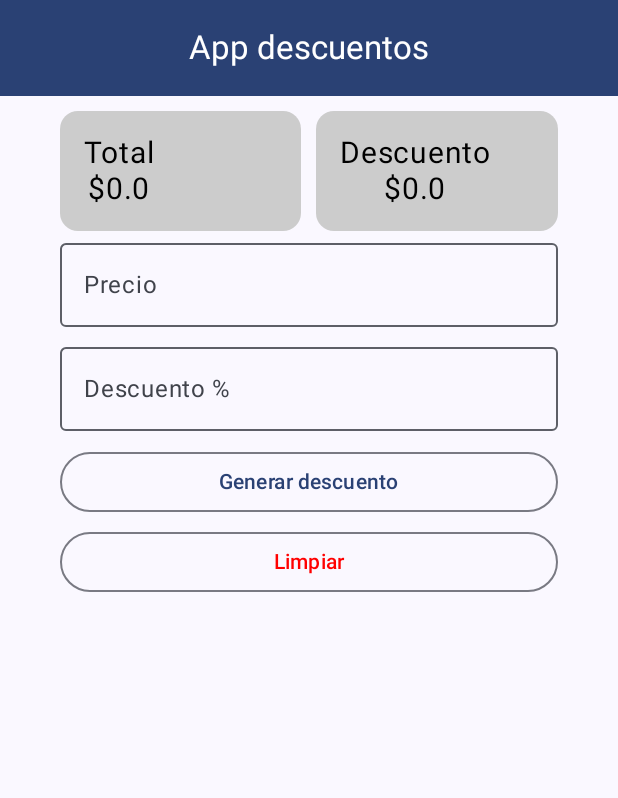
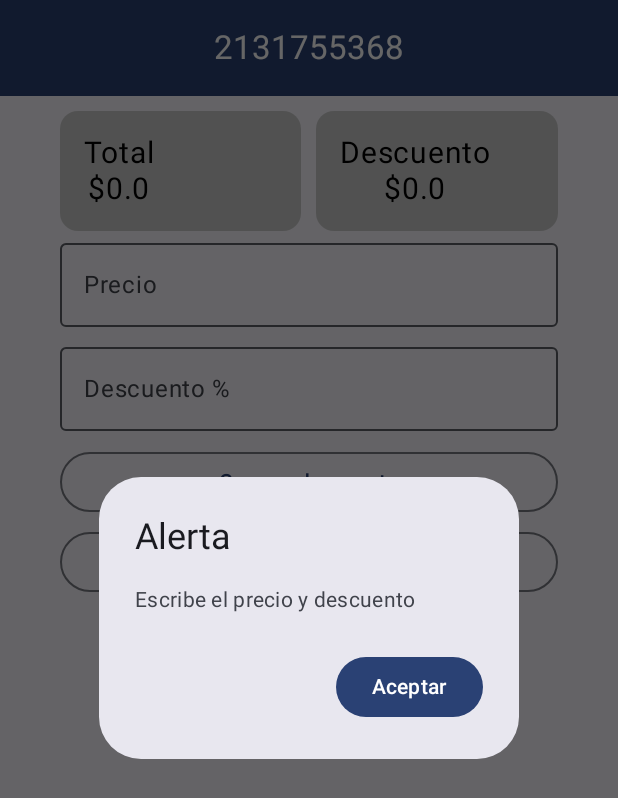
Before and after one commit to robertoinfor/CalculadoraMVVM, an Android app built with Jetpack Compose: the screen it shows after launch (MainActivity), after a tap on "Generar descuento", on a phone screen of 412 x 824 dp. Shown: the top 798 px of the screen. Run offline under Robolectric (Android 15) with nearby library versions, the phone set to English and light mode, and no system bars.

Commit message:
Con parametros

```diff
--- a/app/src/main/java/com/example/descuentosapp/views/HomeView.kt
+++ b/app/src/main/java/com/example/descuentosapp/views/HomeView.kt
@@ -21,6 +21,7 @@ import androidx.compose.ui.Modifier
 import androidx.compose.ui.graphics.Color
 import androidx.compose.ui.unit.dp
 import androidx.lifecycle.ViewModel
+import com.example.descuentosapp.R
 import com.example.descuentosapp.components.Alert
 import com.example.descuentosapp.components.MainButton
 import com.example.descuentosapp.components.MainTextField
@@ -34,7 +35,7 @@ import com.example.descuentosapp.viewModels.CalcularViewModel1
 fun HomeView(viewModel1: CalcularViewModel1) {
     Scaffold(topBar = {
         CenterAlignedTopAppBar(
-            title = { Text(text = "App descuentos", color = Color.White) },
+            title = { Text(text = R.string.title.toString(), color = Color.White) },
             colors = TopAppBarDefaults.centerAlignedTopAppBarColors(
                 containerColor = MaterialTheme.colorScheme.primary
             )
@@ -72,7 +73,12 @@ fun ContentHomeView(paddingValues: PaddingValues, viewModel1: CalcularViewModel1
         MainTextField(value = descuento, onValueChange = { descuento = it }, label = "Descuento %")
         SpaceH(10.dp)
         MainButton(text = "Generar descuento") {
-
+            val result = viewModel1.calcular(precio, descuento)
+            showAlert = result.second.second
+            if (!showAlert){
+                precioDescuento = result.first
+                totalDescuento = result.second.first
+            }
         }
         SpaceH()
         MainButton(text = "Limpiar", color = Color.Red) {
--- a/app/src/main/res/values/strings.xml
+++ b/app/src/main/res/values/strings.xml
@@ -1,3 +1,4 @@
 <resources>
     <string name="app_name">DescuentosApp</string>
+    <string name="title">Sales App</string>
 </resources>
```
Also changed, not shown: 1 other file.
